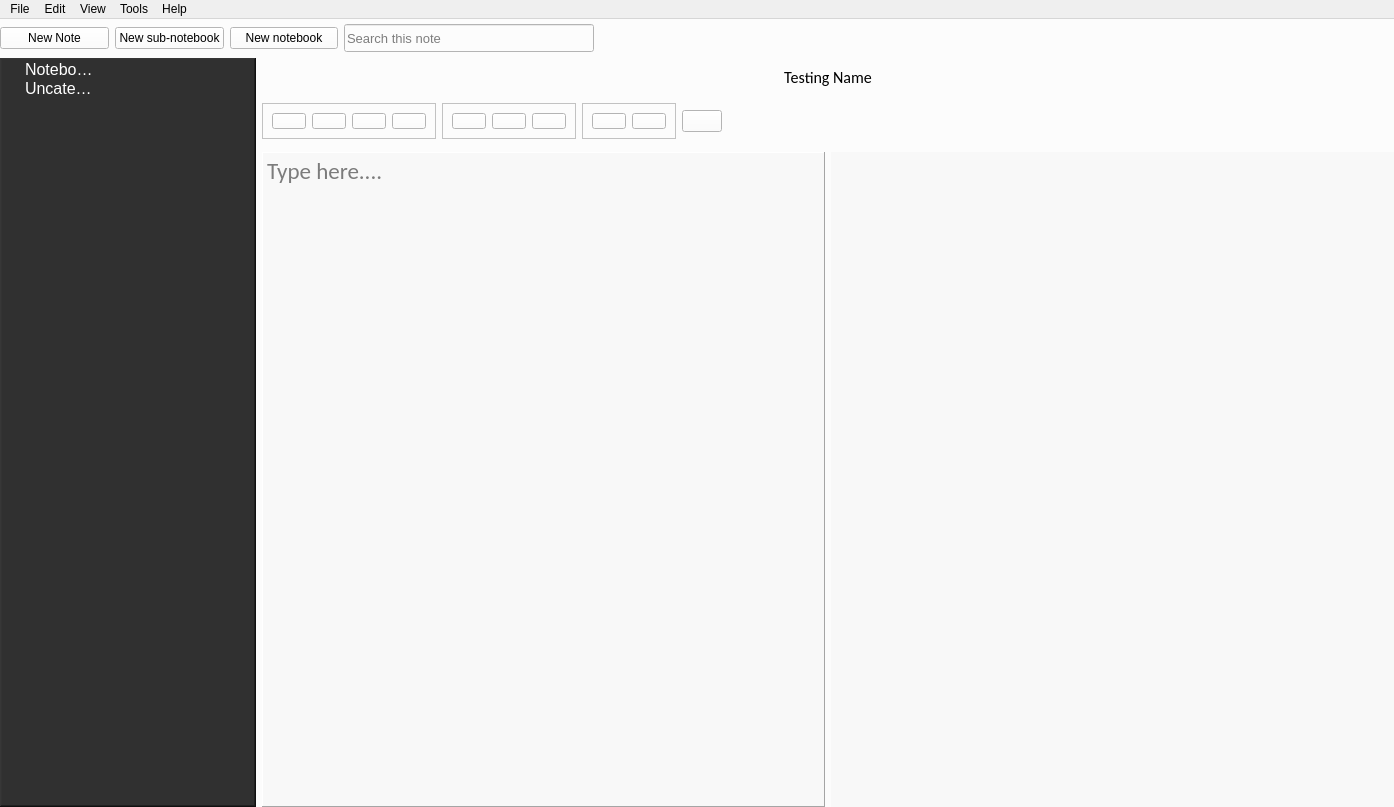
Before: the Qt Designer form Application/GUIs/UI_files/mainWindowPTE.ui in sarvagyab/Groot, drawn with Qt 5.
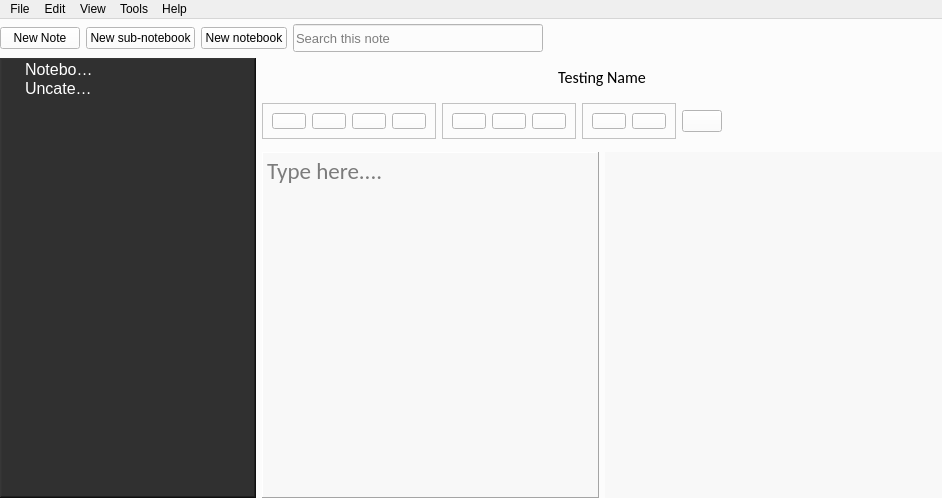
After: the same form once the commit is applied. Icons and pictures are not drawn.

Patch:
```diff
--- a/Application/GUIs/UI_files/mainWindowPTE.ui
+++ b/Application/GUIs/UI_files/mainWindowPTE.ui
@@ -6,8 +6,8 @@
    <rect>
     <x>0</x>
     <y>0</y>
-    <width>1394</width>
-    <height>807</height>
+    <width>942</width>
+    <height>498</height>
    </rect>
   </property>
   <property name="sizePolicy">
@@ -928,7 +928,7 @@
     <rect>
      <x>0</x>
      <y>0</y>
-     <width>1394</width>
+     <width>942</width>
      <height>26</height>
     </rect>
    </property>
```
Left out of the diff: 6 changed lines with no effect on the pictures.
